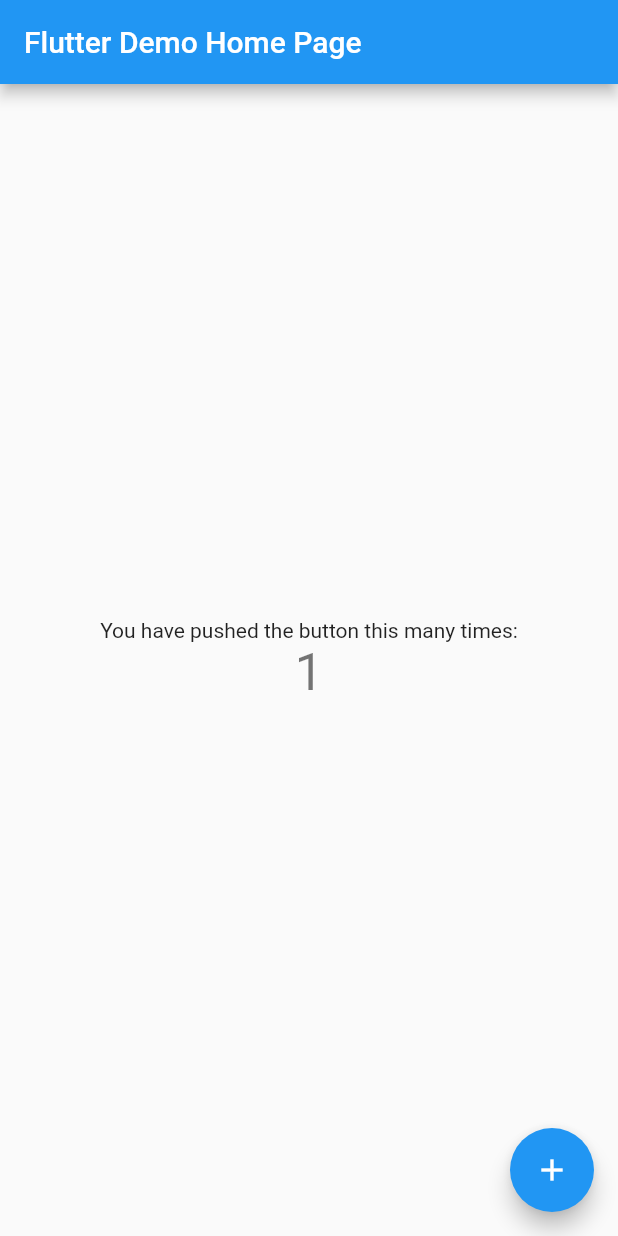
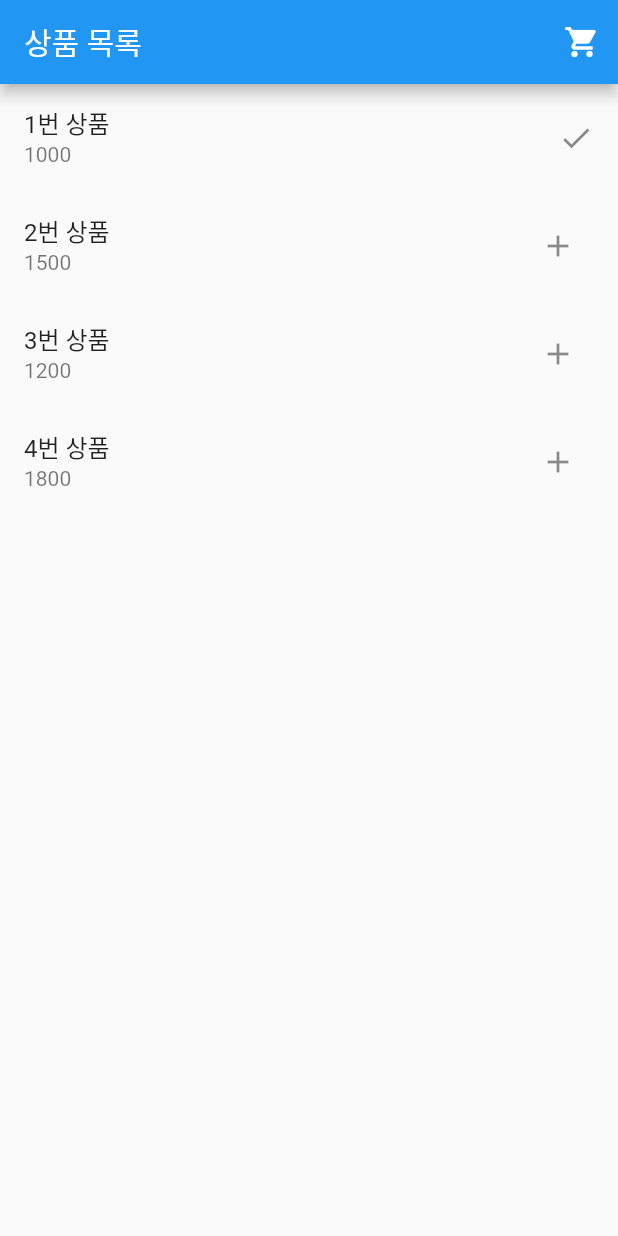
Before and after one commit to mcoding777/Flutter_Study, a Flutter app: the screen it shows after launch, after a tap on the "add" icon, on a phone screen of 412 x 824 dp. Run offline on Flutter 3.47's test engine with Material 2 defaults, Android fonts, the phone set to English and light mode, and no system bars; our stand-ins replace bloc, flutter_bloc, fluttertoast, shared_preferences, sprintf, sqflite; accounts and stored records are empty.

Commit message:
feat: 전체 페이지 연결

```diff
--- a/state_provider/lib/main.dart
+++ b/state_provider/lib/main.dart
@@ -1,4 +1,9 @@
 import 'package:flutter/material.dart';
+import 'package:provider/provider.dart';
+import 'package:state_provider/models/cart.dart';
+import 'package:state_provider/repositories/item_list.dart';
+import 'package:state_provider/screens/item_screen.dart';
+import 'package:state_provider/screens/screen.cart.dart';
 
 void main() {
   runApp(const MyApp());
@@ -10,106 +15,23 @@ class MyApp extends StatelessWidget {
   // This widget is the root of your application.
   @override
   Widget build(BuildContext context) {
-    return MaterialApp(
-      title: 'Flutter Demo',
-      theme: ThemeData(
-        // This is the theme of your application.
-        //
-        // Try running your application with "flutter run". You'll see the
-        // application has a blue toolbar. Then, without quitting the app, try
-        // changing the primarySwatch below to Colors.green and then invoke
-        // "hot reload" (press "r" in the console where you ran "flutter run",
-        // or simply save your changes to "hot reload" in a Flutter IDE).
-        // Notice that the counter didn't reset back to zero; the application
-        // is not restarted.
-        primarySwatch: Colors.blue,
-      ),
-      home: const MyHomePage(title: 'Flutter Demo Home Page'),
+    return MultiProvider(
+      providers: [
+        ChangeNotifierProvider(create: (_) => Cart()),
+        Provider(
+          create: (_) => ItemList(),
+        ),
+      ],
+      builder: (context, child) {
+        return MaterialApp(
+          title: 'Flutter Provider Example',
+          initialRoute: '/',
+          routes: {
+            '/': (context) => const ItemScreen(),
+            '/cart': (context) => const CartScreen(),
+          },
+        );
+      },
     );
   }
 }
-
-class MyHomePage extends StatefulWidget {
-  const MyHomePage({Key? key, required this.title}) : super(key: key);
-
-  // This widget is the home page of your application. It is stateful, meaning
-  // that it has a State object (defined below) that contains fields that affect
-  // how it looks.
-
-  // This class is the configuration for the state. It holds the values (in this
-  // case the title) provided by the parent (in this case the App widget) and
-  // used by the build method of the State. Fields in a Widget subclass are
-  // always marked "final".
-
-  final String title;
-
-  @override
-  State<MyHomePage> createState() => _MyHomePageState();
-}
-
-class _MyHomePageState extends State<MyHomePage> {
-  int _counter = 0;
-
-  void _incrementCounter() {
-    setState(() {
-      // This call to setState tells the Flutter framework that something has
-      // changed in this State, which causes it to rerun the build method below
-      // so that the display can reflect the updated values. If we changed
-      // _counter without calling setState(), then the build method would not be
-      // called again, and so nothing would appear to happen.
-      _counter++;
-    });
-  }
-
-  @override
-  Widget build(BuildContext context) {
-    // This method is rerun every time setState is called, for instance as done
-    // by the _incrementCounter method above.
-    //
-    // The Flutter framework has been optimized to make rerunning build methods
-    // fast, so that you can just rebuild anything that needs updating rather
-    // than having to individually change instances of widgets.
-    return Scaffold(
-      appBar: AppBar(
-        // Here we take the value from the MyHomePage object that was created by
-        // the App.build method, and use it to set our appbar title.
-        title: Text(widget.title),
-      ),
-      body: Center(
-        // Center is a layout widget. It takes a single child and positions it
-        // in the middle of the parent.
-        child: Column(
-          // Column is also a layout widget. It takes a list of children and
-          // arranges them vertically. By default, it sizes itself to fit its
-          // children horizontally, and tries to be as tall as its parent.
-          //
-          // Invoke "debug painting" (press "p" in the console, choose the
-          // "Toggle Debug Paint" action from the Flutter Inspector in Android
-          // Studio, or the "Toggle Debug Paint" command in Visual Studio Code)
-          // to see the wireframe for each widget.
-          //
-          // Column has various properties to control how it sizes itself and
-          // how it positions its children. Here we use mainAxisAlignment to
-          // center the children vertically; the main axis here is the vertical
-          // axis because Columns are vertical (the cross axis would be
-          // horizontal).
-          mainAxisAlignment: MainAxisAlignment.center,
-          children: <Widget>[
-            const Text(
-              'You have pushed the button this many times:',
-            ),
-            Text(
-              '$_counter',
-              style: Theme.of(context).textTheme.headline4,
-            ),
-          ],
-        ),
-      ),
-      floatingActionButton: FloatingActionButton(
-        onPressed: _incrementCounter,
-        tooltip: 'Increment',
-        child: const Icon(Icons.add),
-      ), // This trailing comma makes auto-formatting nicer for build methods.
-    );
-  }
-}
--- /dev/null
+++ b/state_provider/lib/models/cart.dart
@@ -0,0 +1,24 @@
+import 'package:flutter/material.dart';
+import 'package:state_provider/models/item.dart';
+
+class Cart extends ChangeNotifier {
+  final List<Item> items = [];
+
+  int getTotalPrice() {
+    int total = 0;
+    for (Item item in items) {
+      total += item.price;
+    }
+    return total;
+  }
+
+  void addItem(Item item) {
+    items.add(item);
+    notifyListeners();
+  }
+
+  void deleteItem(int id) {
+    items.removeWhere((element) => element.id == id);
+    notifyListeners();
+  }
+}
--- /dev/null
+++ b/state_provider/lib/models/item.dart
@@ -0,0 +1,6 @@
+class Item {
+  final int id;
+  final String title;
+  final int price;
+  Item({required this.id, required this.title, required this.price});
+}
--- /dev/null
+++ b/state_provider/lib/repositories/item_list.dart
@@ -0,0 +1,14 @@
+import 'package:state_provider/models/item.dart';
+
+class ItemList {
+  final List<Item> items = [
+    Item(id: 1, title: '1번 상품', price: 1000),
+    Item(id: 2, title: '2번 상품', price: 1500),
+    Item(id: 3, title: '3번 상품', price: 1200),
+    Item(id: 4, title: '4번 상품', price: 1800),
+  ];
+
+  List<Item> getItems() {
+    return items;
+  }
+}
--- /dev/null
+++ b/state_provider/lib/screens/item_screen.dart
@@ -0,0 +1,52 @@
+import 'package:flutter/material.dart';
+import 'package:state_provider/models/item.dart';
+import 'package:provider/provider.dart';
+import 'package:state_provider/models/cart.dart';
+import 'package:state_provider/repositories/item_list.dart';
+
+class ItemScreen extends StatelessWidget {
+  const ItemScreen({Key? key}) : super(key: key);
+
+  @override
+  Widget build(BuildContext context) {
+    final cart = Provider.of<Cart>(context);
+    final itemList = Provider.of<ItemList>(context);
+
+    List<Item> items = itemList.getItems();
+
+    return Scaffold(
+      appBar: AppBar(
+        title: const Text('상품 목록'),
+        actions: [
+          IconButton(
+              onPressed: () {
+                Navigator.of(context).pushNamed('/cart');
+              },
+              icon: const Icon(Icons.shopping_cart)),
+        ],
+      ),
+      body: ListView.builder(
+        itemCount: items.length,
+        itemBuilder: (context, index) {
+          return Builder(
+            builder: (context) {
+              bool isInCart = cart.items.contains(items[index]);
+              return ListTile(
+                title: Text(items[index].title),
+                subtitle: Text(items[index].price.toString()),
+                trailing: isInCart
+                    ? const Icon(Icons.check)
+                    : IconButton(
+                        onPressed: () {
+                          cart.addItem(items[index]);
+                        },
+                        icon: const Icon(Icons.add),
+                      ),
+              );
+            },
+          );
+        },
+      ),
+    );
+  }
+}
--- a/state_provider/pubspec.yaml
+++ b/state_provider/pubspec.yaml
@@ -3,7 +3,7 @@ description: A new Flutter project.
 
 # The following line prevents the package from being accidentally published to
 # pub.dev using `flutter pub publish`. This is preferred for private packages.
-publish_to: 'none' # Remove this line if you wish to publish to pub.dev
+publish_to: "none" # Remove this line if you wish to publish to pub.dev
 
 # The following defines the version and build number for your application.
 # A version number is three numbers separated by dots, like 1.2.43
@@ -29,7 +29,7 @@ environment:
 dependencies:
   flutter:
     sdk: flutter
-
+  provider: ^5.0.0
 
   # The following adds the Cupertino Icons font to your application.
   # Use with the CupertinoIcons class for iOS style icons.
@@ -51,7 +51,6 @@ dev_dependencies:
 
 # The following section is specific to Flutter packages.
 flutter:
-
   # The following line ensures that the Material Icons font is
   # included with your application, so that you can use the icons in
   # the material Icons class.
```
Also changed, not shown: state_provider/lib/screens/screen.cart.dart (added, +49 -0 lines).
